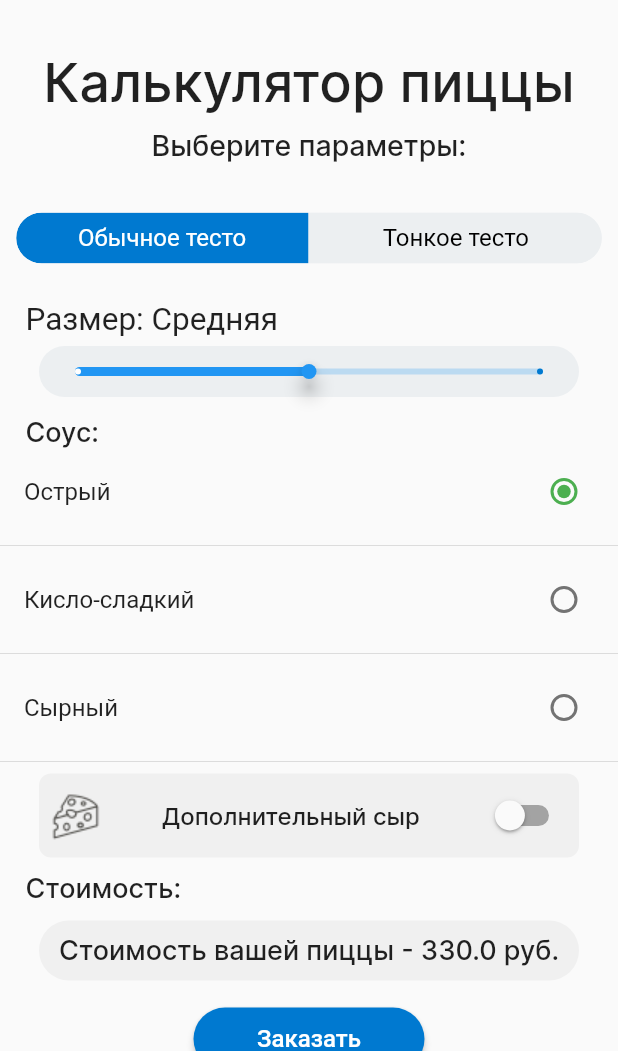
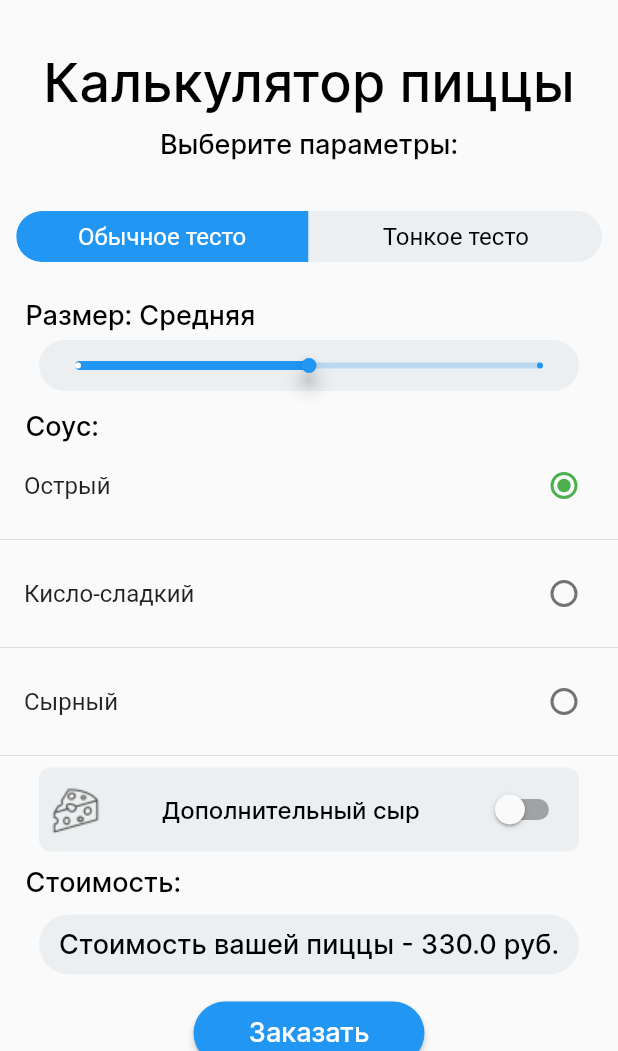
Before and after one commit to ToKc-a/pizza_app, a Flutter app: the screen it shows after launch, on a phone screen of 412 x 824 dp, the part 185-1236 px from its top. Run offline on Flutter 3.47's test engine with Material 2 defaults, Android fonts, the phone set to English and light mode, and no system bars; drawn by our look-alikes of toggle_switch.

Commit message:
add globalTheme

```diff
--- a/lib/main.dart
+++ b/lib/main.dart
@@ -2,5 +2,5 @@ import 'package:flutter/material.dart';
 import 'package:pizza_app/pizza_screen.dart';
 
 void main() {
-  runApp(const PizzaScreen());
+  runApp(const PizzaApp());
 }
--- a/lib/pizza_screen.dart
+++ b/lib/pizza_screen.dart
@@ -1,5 +1,18 @@
 import 'package:flutter/material.dart';
+import 'package:pizza_app/utils/globalTheme.dart';
 import 'package:toggle_switch/toggle_switch.dart';
+
+class PizzaApp extends StatelessWidget {
+  const PizzaApp({Key? key}) : super(key: key);
+
+  @override
+  Widget build(BuildContext context) {
+    return MaterialApp(
+      theme: globalTheme1(),
+      home: const PizzaScreen(),
+    );
+  }
+}
 
 class PizzaScreen extends StatefulWidget {
   const PizzaScreen({Key? key}) : super(key: key);
@@ -81,8 +94,7 @@ class _PizzaScreenState extends State<PizzaScreen> {
   Widget build(BuildContext context) {
     return MaterialApp(
       home: Scaffold(
-        body: Container(
-          child: SingleChildScrollView(
+        body: SingleChildScrollView(
           child: Column(
             children: [
               Row(
@@ -102,57 +114,45 @@ class _PizzaScreenState extends State<PizzaScreen> {
               const SizedBox(
                 height: 33,
               ),
-          const Text(
-            "Калькулятор пиццы",
-            style: TextStyle(
-                fontSize: 36,
-                fontFamily: 'Inter',
-                fontWeight: FontWeight.w600),
-          ),
+              Text("Калькулятор пиццы",
+                  style: Theme.of(context).textTheme.headline1),
               const SizedBox(
                 height: 9,
               ),
-          const Text(
-            'Выберите параметры:',
-            style: TextStyle(
-                fontSize: 19,
-                fontFamily: 'Inter',
-                fontWeight: FontWeight.w600),
-          ),
+              Text('Выберите параметры:',
+                  style: Theme.of(context).textTheme.headline2),
               const SizedBox(
                 height: 33,
               ),
-          Container(
-            child: ToggleSwitch(
+              ToggleSwitch(
                 minWidth: 300,
                 minHeight: 34,
                 cornerRadius: 36,
-              inactiveBgColor: Color.fromRGBO(236, 239, 241, 1),
+                inactiveBgColor: Theme.of(context).colorScheme.secondary,
                 inactiveFgColor: Color.fromRGBO(0, 0, 0, 4),
                 fontSize: 16,
                 totalSwitches: 2,
                 initialLabelIndex: _isTonkoeTesto,
                 labels: ['Обычное тесто', 'Тонкое тесто'],
-              activeBgColor: [Color.fromRGBO(0, 121, 208, 1)],
+                activeBgColor: [Theme.of(context).colorScheme.primary],
                 activeFgColor: Color.fromRGBO(255, 255, 255, 1),
                 onToggle: (index) {
                   _tipTesta(index);
                 },
               ),
-          ),
-          SizedBox(
+              const SizedBox(
                 height: 25,
               ),
               Row(children: [
-            SizedBox(
+                const SizedBox(
                   width: 17,
                 ),
                 Text(
                   'Размер: $_pizzaSize',
-              style: TextStyle(fontSize: 21, fontWeight: FontWeight.w400),
+                  style: Theme.of(context).textTheme.headline2,
                 )
               ]),
-          SizedBox(
+              const SizedBox(
                 height: 5,
               ),
               Container(
@@ -160,15 +160,18 @@ class _PizzaScreenState extends State<PizzaScreen> {
                 height: 34,
                 decoration: BoxDecoration(
                   borderRadius: BorderRadius.circular(36),
-              color: Color.fromRGBO(236, 239, 241, 1),
+                  color: Theme.of(context).colorScheme.secondary,
                 ),
                 child: SliderTheme(
-              data: const SliderThemeData(
+                  data: SliderThemeData(
+                    overlayColor: Theme.of(context).colorScheme.primary,
+                    activeTrackColor: Theme.of(context).colorScheme.primary,
+                    thumbColor: Theme.of(context).colorScheme.primary,
                     activeTickMarkColor: Colors.white,
-                inactiveTickMarkColor: Color(0xFF0079D0),
+                    inactiveTickMarkColor: Theme.of(context).colorScheme.primary,
                     tickMarkShape:
                         RoundSliderTickMarkShape(tickMarkRadius: 2),
-                thumbShape: RoundSliderThumbShape(
+                    thumbShape: const RoundSliderThumbShape(
                       elevation: 5,
                       enabledThumbRadius: 5,
                     ),
@@ -197,16 +200,13 @@ class _PizzaScreenState extends State<PizzaScreen> {
               const SizedBox(
                 height: 13,
               ),
-          Row(children: const [
-            SizedBox(
+              Row(children: [
+                const SizedBox(
                   width: 17,
                 ),
                 Text(
                   'Соус:',
-              style: TextStyle(
-                  fontSize: 18,
-                  fontWeight: FontWeight.w600,
-                  fontFamily: 'Inter'),
+                  style: Theme.of(context).textTheme.headline2,
                 )
               ]),
               RadioListTile<Sauce>(
@@ -216,7 +216,7 @@ class _PizzaScreenState extends State<PizzaScreen> {
                   value: Sauce.hot,
                   groupValue: _sauce,
                   onChanged: _onSauceChanged),
-          Divider(),
+              const Divider(),
               RadioListTile<Sauce>(
                   controlAffinity: ListTileControlAffinity.trailing,
                   activeColor: Colors.green,
@@ -224,7 +224,7 @@ class _PizzaScreenState extends State<PizzaScreen> {
                   value: Sauce.sweetAndSour,
                   groupValue: _sauce,
                   onChanged: _onSauceChanged),
-          Divider(),
+              const Divider(),
               RadioListTile<Sauce>(
                   controlAffinity: ListTileControlAffinity.trailing,
                   activeColor: Colors.green,
@@ -232,8 +232,8 @@ class _PizzaScreenState extends State<PizzaScreen> {
                   value: Sauce.cheesy,
                   groupValue: _sauce,
                   onChanged: _onSauceChanged),
-          Divider(),
-          SizedBox(
+              const Divider(),
+              const SizedBox(
                 width: 18,
               ),
               Container(
@@ -241,11 +241,11 @@ class _PizzaScreenState extends State<PizzaScreen> {
                 height: 56,
                 decoration: BoxDecoration(
                   borderRadius: BorderRadius.circular(8),
-              color: Color.fromRGBO(240, 240, 240, 1),
+                  color: Theme.of(context).colorScheme.secondary,
                 ),
                 child: Row(
                   children: [
-                SizedBox(
+                    const SizedBox(
                       width: 6,
                     ),
                     const SizedBox(
@@ -255,40 +255,33 @@ class _PizzaScreenState extends State<PizzaScreen> {
                         image: AssetImage('assets/images/pizza_icon.png'),
                       ),
                     ),
-                SizedBox(
+                    const SizedBox(
                       width: 40,
                     ),
-                const Text(
+                    Text(
                       'Дополнительный сыр',
-                  style: TextStyle(
-                    fontSize: 16,
-                    fontWeight: FontWeight.w400,
-                    fontFamily: "Inter",
+                      style: Theme.of(context).textTheme.headline3
                     ),
-                ),
-                SizedBox(
+                    const SizedBox(
                       width: 40,
                     ),
                     Switch(value: _cheese, onChanged: _extraCheese),
                   ],
                 ),
               ),
-          SizedBox(
+              const SizedBox(
                 height: 10,
               ),
-          Row(children: const [
-            SizedBox(
+              Row(children: [
+                const SizedBox(
                   width: 17,
                 ),
                 Text(
                   'Стоимость:',
-              style: TextStyle(
-                  fontSize: 18,
-                  fontWeight: FontWeight.w600,
-                  fontFamily: 'Inter'),
+                  style: Theme.of(context).textTheme.headline2
                 )
               ]),
-          SizedBox(
+              const SizedBox(
                 height: 10,
               ),
               Container(
@@ -296,28 +289,25 @@ class _PizzaScreenState extends State<PizzaScreen> {
                 height: 40,
                 decoration: BoxDecoration(
                   borderRadius: BorderRadius.circular(36),
-              color: Color.fromRGBO(240, 240, 240, 1),
+                  color: Theme.of(context).colorScheme.secondary,
                 ),
                 child: Center(
                   child: Text(
                     "Стоимость вашей пиццы - ${_calculateCost()} руб.",
-                style: TextStyle(
-                    fontSize: 18,
-                    fontWeight: FontWeight.w600,
-                    fontFamily: 'Inter'),
+                    style: Theme.of(context).textTheme.headline2
                   ),
                 ),
               ),
-          SizedBox(
+              const SizedBox(
                 height: 15,
               ),
-          Container(
+              SizedBox(
                 width: 154,
                 child: ElevatedButton(
                   onPressed: () {},
-              child: Text('Заказать', style: TextStyle(fontSize: 16)),
+                  child: Text('Заказать', style: Theme.of(context).textTheme.headline4),
                   style: ElevatedButton.styleFrom(
-                primary: Color.fromRGBO(0, 121, 208, 1),
+                      primary: Theme.of(context).colorScheme.primary,
                       minimumSize: const Size.fromHeight(42),
                       shape: RoundedRectangleBorder(
                           borderRadius: BorderRadius.circular(22))),
@@ -325,10 +315,8 @@ class _PizzaScreenState extends State<PizzaScreen> {
               ),
             ],
           ),
-    ),)
-    ,
-    )
-    ,
+        ),
+      ),
     );
   }
 }
--- /dev/null
+++ b/lib/utils/globalTheme.dart
@@ -0,0 +1,65 @@
+import 'package:flutter/material.dart';
+
+ThemeData globalTheme1() => ThemeData(
+      fontFamily: 'Inter',
+      splashColor: Colors.lightBlueAccent,
+      colorScheme: ColorScheme.fromSwatch(
+        primarySwatch: Colors.blue,
+      ).copyWith(
+        secondary: Color.fromRGBO(236, 239, 241, 1),
+      ),
+      textTheme: const TextTheme(
+        headline1: TextStyle(
+          color: Colors.black,
+          fontSize: 36,
+          fontWeight: FontWeight.w600,
+        ),
+        headline2: TextStyle(
+          color: Colors.black,
+          fontSize: 18,
+          fontWeight: FontWeight.w600,
+        ),
+        headline3: TextStyle(
+          color: Colors.black,
+          fontSize: 16,
+          fontWeight: FontWeight.w400,
+        ),
+        headline4: TextStyle(
+          color: Colors.white,
+          fontSize: 18,
+          fontWeight: FontWeight.w600,
+        ),
+      ),
+    );
+
+ThemeData globalTheme2() => ThemeData(
+  fontFamily: 'Georgia',
+  splashColor: Colors.redAccent,
+  colorScheme: ColorScheme.fromSwatch(
+    primarySwatch: Colors.red,
+  ).copyWith(
+    secondary: Colors.green,
+  ),
+  textTheme: const TextTheme(
+    headline1: TextStyle(
+      color: Colors.black,
+      fontSize: 36,
+      fontWeight: FontWeight.w600,
+    ),
+    headline2: TextStyle(
+      color: Colors.black,
+      fontSize: 18,
+      fontWeight: FontWeight.w600,
+    ),
+    headline3: TextStyle(
+      color: Colors.black,
+      fontSize: 15,
+      fontWeight: FontWeight.w400,
+    ),
+    headline4: TextStyle(
+      color: Colors.white,
+      fontSize: 18,
+      fontWeight: FontWeight.w600,
+    ),
+  ),
+);
```
Lines whose indentation alone changed are shown as unchanged.
